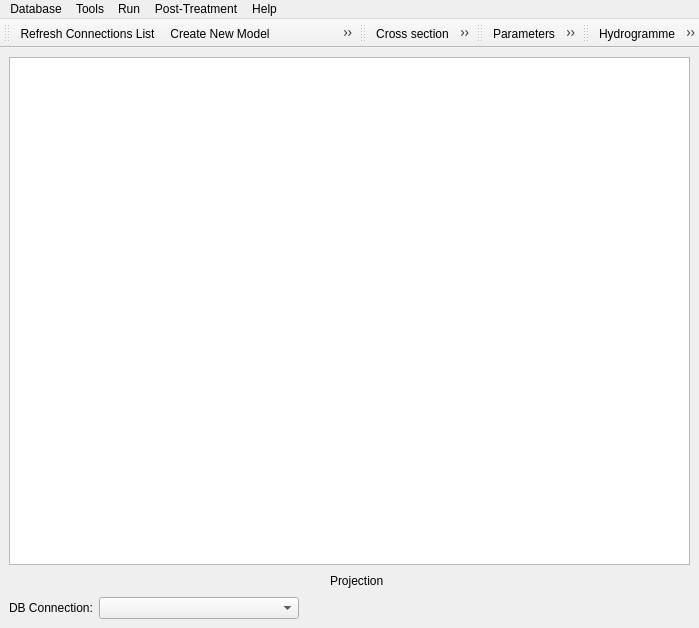
Above: ui/MascPlug_dialog_base.ui from Artelia/Mascaret before the change. Below: the same form after it.
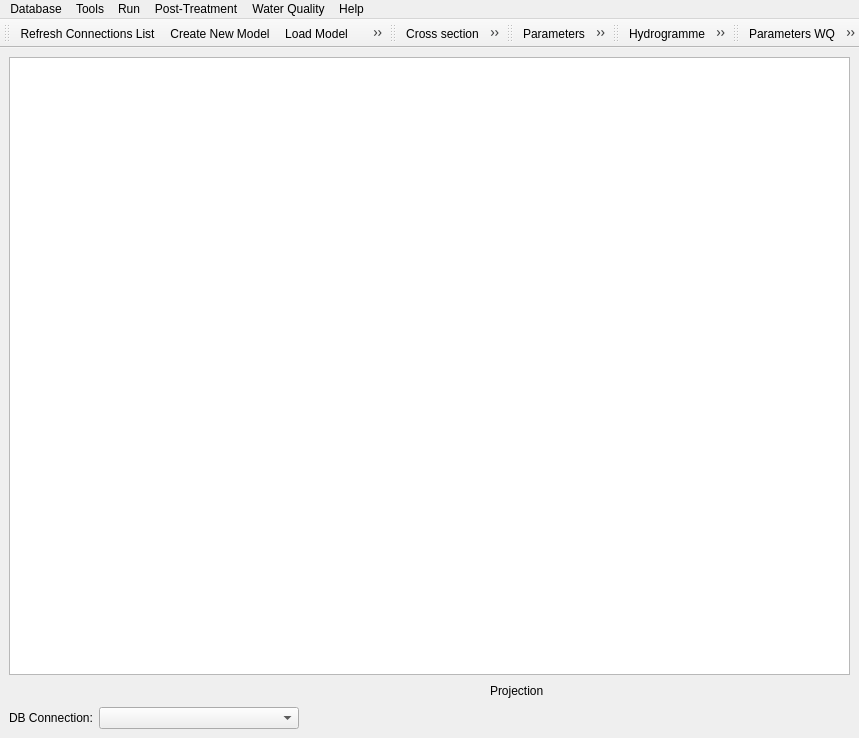
That is the form after the change. Icons and pictures are not drawn. Custom widgets are drawn as their Qt base class.

Commit message:
Add Water quality (WQ)
Add icons:
LawWQ.png
parmetersWQ.png
Modificaiton MascPlug_dialog_base.py for add  WQ menu
Add base file dialog for GUI tracer law and for WQ parameters
Add first view GUI of tracer law and of WQ parameters

Diff of the .ui file:
```diff
--- a/ui/MascPlug_dialog_base.ui
+++ b/ui/MascPlug_dialog_base.ui
@@ -9,8 +9,8 @@
    <rect>
     <x>0</x>
     <y>0</y>
-    <width>699</width>
-    <height>628</height>
+    <width>859</width>
+    <height>738</height>
    </rect>
   </property>
   <property name="windowTitle">
@@ -122,7 +122,7 @@
     <rect>
      <x>0</x>
      <y>0</y>
-     <width>699</width>
+     <width>859</width>
      <height>21</height>
     </rect>
    </property>
@@ -186,10 +186,18 @@
     <addaction name="actionHydrogramme"/>
     <addaction name="actionCross_section_results"/>
    </widget>
+   <widget class="QMenu" name="menuWater_Quality">
+    <property name="title">
+     <string>Water Quality</string>
+    </property>
+    <addaction name="actionParameters_Water_Quality"/>
+    <addaction name="actionTracer_Laws"/>
+   </widget>
    <addaction name="menuDB"/>
    <addaction name="menu_Tools"/>
    <addaction name="menuRun"/>
    <addaction name="menuPost_Treatment"/>
+   <addaction name="menuWater_Quality"/>
    <addaction name="menuHelp"/>
   </widget>
   <widget class="QToolBar" name="dbToolBar">
@@ -256,6 +264,19 @@
    <addaction name="actionHydrogramme"/>
    <addaction name="actionCross_section_results"/>
   </widget>
+  <widget class="QToolBar" name="WaterQualityToolBar">
+   <property name="windowTitle">
+    <string>toolBar</string>
+   </property>
+   <attribute name="toolBarArea">
+    <enum>TopToolBarArea</enum>
+   </attribute>
+   <attribute name="toolBarBreak">
+    <bool>false</bool>
+   </attribute>
+   <addaction name="actionParameters_Water_Quality"/>
+   <addaction name="actionTracer_Laws"/>
+  </widget>
   <action name="actionWebsite">
    <property name="icon">
     <iconset resource="../resources.qrc">
@@ -477,6 +498,27 @@
     <string>Import Model</string>
    </property>
   </action>
+  <action name="actionParameters_Water_Quality">
+   <property name="enabled">
+    <bool>true</bool>
+   </property>
+   <property name="icon">
+    <iconset resource="../resources.qrc">
+     <normaloff>:/plugins/Mascaret/icones/parameterWQ.png</normaloff>:/plugins/Mascaret/icones/parameterWQ.png</iconset>
+   </property>
+   <property name="text">
+    <string>Parameters WQ</string>
+   </property>
+  </action>
+  <action name="actionTracer_Laws">
+   <property name="icon">
+    <iconset resource="../resources.qrc">
+     <normaloff>:/plugins/Mascaret/icones/lawWQ.png</normaloff>:/plugins/Mascaret/icones/lawWQ.png</iconset>
+   </property>
+   <property name="text">
+    <string>Tracer Laws</string>
+   </property>
+  </action>
  </widget>
  <customwidgets>
   <customwidget>
```
The commit also changes 13 other files.
